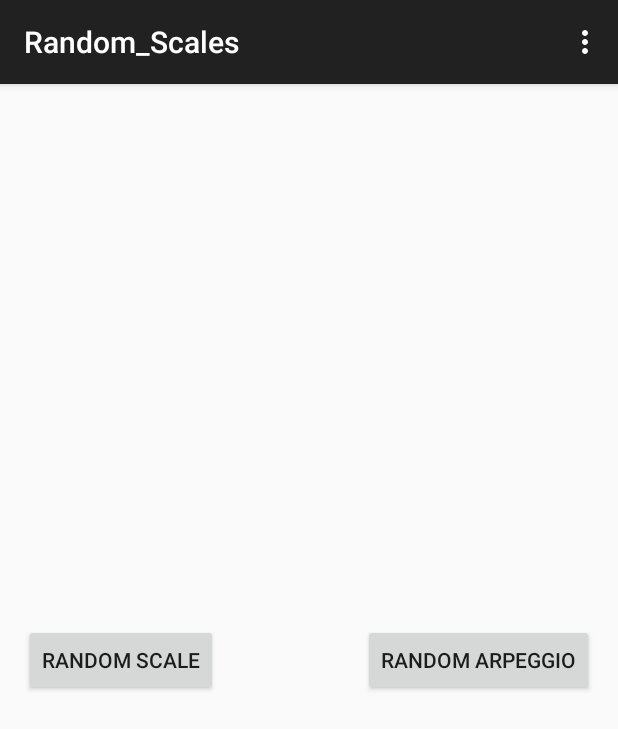
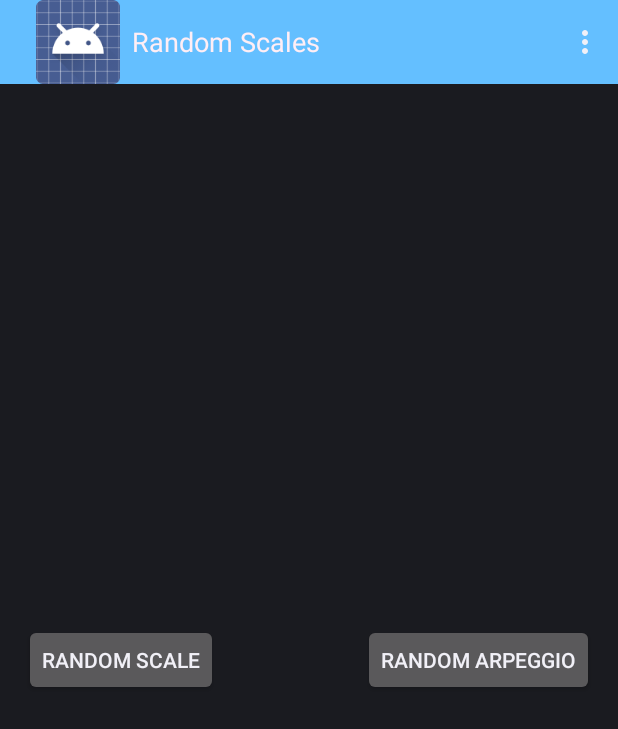
Before and after one commit to andrewreeman/RandomScales, an Android app: the screen it shows after launch (MainActivity), on a phone screen of 412 x 824 dp. Shown: the top 729 px of the screen. Run offline under Robolectric (Android 15) with nearby library versions, the phone set to English and light mode, and no system bars.

Commit message:
Subclassing from Activity instead of ActionBarActivity

```diff
--- a/app/src/main/res/layout/activity_presets.xml
+++ b/app/src/main/res/layout/activity_presets.xml
@@ -6,7 +6,5 @@
     android:paddingBottom="@dimen/activity_vertical_margin"
     tools:context="com.stepwise.random_scales.Presets">
 
-    <TextView android:text="@string/hello_world" android:layout_width="wrap_content"
-        android:layout_height="wrap_content" />
 
 </RelativeLayout>
--- a/app/src/main/res/menu/menu_main.xml
+++ b/app/src/main/res/menu/menu_main.xml
@@ -1,6 +1,6 @@
 <menu xmlns:android="http://schemas.android.com/apk/res/android"
     xmlns:app="http://schemas.android.com/apk/res-auto"
     xmlns:tools="http://schemas.android.com/tools" tools:context=".MainActivity">
-    <item android:id="@+id/action_settings" android:title="@string/action_settings"
-        android:orderInCategory="100" app:showAsAction="never" />
+    <item android:id="@+id/presets" android:title="@string/presets"
+        app:showAsAction="never" />
 </menu>
--- /dev/null
+++ b/app/src/main/res/values/colors.xml
@@ -0,0 +1,5 @@
+<?xml version="1.0" encoding="utf-8"?>
+<resources>
+    <color name="TitleTextStyle">#ffffeef5</color>
+    <color name="Background">#ff64bfff</color>
+</resources>
--- a/app/src/main/res/values/styles.xml
+++ b/app/src/main/res/values/styles.xml
@@ -1,8 +1,18 @@
 <resources>
 
     <!-- Base application theme. -->
-    <style name="AppTheme" parent="Theme.AppCompat.Light.DarkActionBar">
-        <!-- Customize your theme here. -->
+    <style name="AppTheme" parent="android:Theme.DeviceDefault">
+        <item name="android:actionBarStyle">@style/ActionBarStyle</item>
     </style>
 
+    <style name="ActionBarStyle" parent="android:Widget.DeviceDefault.Light.ActionBar.Solid.Inverse">
+        <item name="android:background">@color/Background</item>
+        <item name="android:titleTextStyle">@style/titleText</item>
+    </style>
+
+    <style name="titleText" parent="android:TextAppearance.Holo.Widget.ActionBar.Title">
+        <item name="android:textColor">@color/TitleTextStyle</item>
+    </style>
+
+
 </resources>
```
Also changed, not shown: app/src/main/AndroidManifest.xml (+14 -2 lines), app/src/main/java/com/stepwise/random_scales/MainActivity.java (+17 -10 lines), app/src/main/java/com/stepwise/random_scales/Presets.java (added, +40 -0 lines), app/src/main/res/menu/menu_presets.xml (added, +7 -0 lines), app/src/main/res/values/strings.xml (+5 -3 lines), 2 other files.
